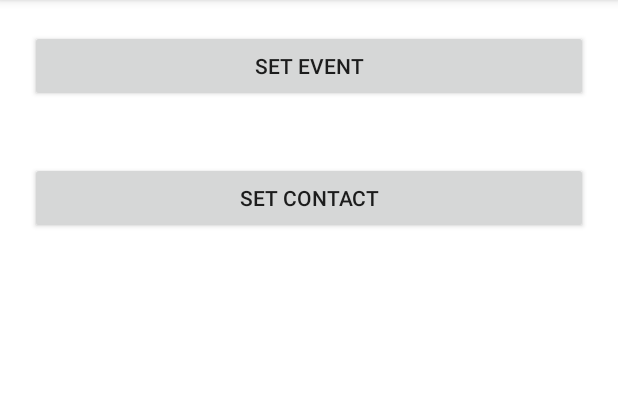
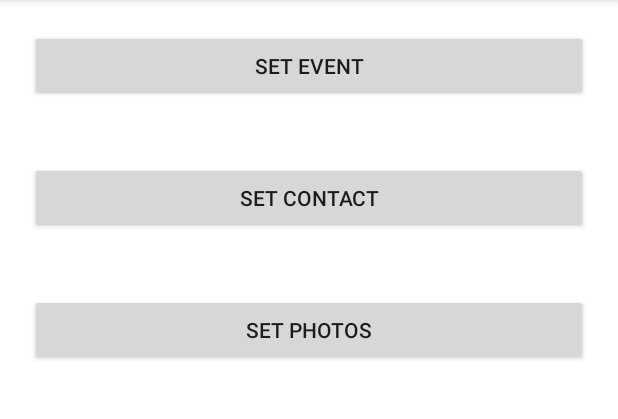
Before and after one commit to maria-serafim-dev/app-recursos-nativos-bootcamp, an Android app: the screen it shows after launch (MainActivity), on a phone screen of 412 x 824 dp, the part 84-503 px from its top. Run offline under Robolectric (Android 15) with nearby library versions, the phone set to English and light mode, and no system bars.

Commit message:
Módulo : "Recursos de biblioteca de fotos"

```diff
--- a/app/src/main/AndroidManifest.xml
+++ b/app/src/main/AndroidManifest.xml
@@ -3,6 +3,7 @@
     package="com.example.recursosnativosbootcamp">
 
     <uses-permission android:name="android.permission.READ_CONTACTS" />
+    <uses-permission android:name="android.permission.READ_EXTERNAL_STORAGE"/>
 
     <application
         android:allowBackup="true"
@@ -11,6 +12,9 @@
         android:roundIcon="@mipmap/ic_launcher_round"
         android:supportsRtl="true"
         android:theme="@style/Theme.RecursosNativosBootcamp">
+        <activity
+            android:name=".PhotoActivity"
+            android:exported="false" />
         <activity
             android:name=".MainActivity"
             android:exported="true">
--- a/app/src/main/java/com/example/recursosnativosbootcamp/MainActivity.kt
+++ b/app/src/main/java/com/example/recursosnativosbootcamp/MainActivity.kt
@@ -17,6 +17,7 @@ class MainActivity : AppCompatActivity() {
 
         onClickListenerCalendar()
         onClickListenerPhoneNumber()
+        onClickListenerPhotos()
     }
 
     private fun onClickListenerCalendar() {
@@ -36,11 +37,17 @@ class MainActivity : AppCompatActivity() {
         }
     }
 
-
     private fun onClickListenerPhoneNumber() {
         binding.setContact.setOnClickListener {
             val intent = Intent(this, ContactsActivity::class.java)
             startActivity(intent)
         }
     }
+
+    private fun onClickListenerPhotos() {
+        binding.setPhoto.setOnClickListener {
+            val intent = Intent(this, PhotoActivity::class.java)
+            startActivity(intent)
+        }
+    }
 }
--- /dev/null
+++ b/app/src/main/res/drawable-v24/ic_image.xml
@@ -0,0 +1,5 @@
+<vector android:height="24dp" android:tint="#0477BD"
+    android:viewportHeight="24" android:viewportWidth="24"
+    android:width="24dp" xmlns:android="http://schemas.android.com/apk/res/android">
+    <path android:fillColor="@android:color/white" android:pathData="M21,19V5c0,-1.1 -0.9,-2 -2,-2H5c-1.1,0 -2,0.9 -2,2v14c0,1.1 0.9,2 2,2h14c1.1,0 2,-0.9 2,-2zM8.5,13.5l2.5,3.01L14.5,12l4.5,6H5l3.5,-4.5z"/>
+</vector>
--- a/app/src/main/res/layout/activity_main.xml
+++ b/app/src/main/res/layout/activity_main.xml
@@ -23,5 +23,12 @@
         android:layout_margin="20dp"
         android:padding="10dp"/>
 
+    <androidx.appcompat.widget.AppCompatButton
+        android:id="@+id/setPhoto"
+        android:layout_width="match_parent"
+        android:layout_height="wrap_content"
+        android:text="@string/btn_set_fotos"
+        android:layout_margin="20dp"
+        android:padding="10dp"/>
 
 </LinearLayout>
--- a/app/src/main/res/values/strings.xml
+++ b/app/src/main/res/values/strings.xml
@@ -2,4 +2,7 @@
     <string name="app_name">RecursosNativosBootcamp</string>
     <string name="btn_set_event">Set Event</string>
     <string name="btn_set_contact">Set Contact</string>
+    <string name="btn_set_fotos">Set Photos</string>
+    <string name="txt_selected_image">Imagem a ser selecionada pelo usuário</string>
+    <string name="text_image_selected">Selecione uma imagem</string>
 </resources>
```
Also changed, not shown: app/src/main/java/com/example/recursosnativosbootcamp/PhotoActivity.kt (added, +75 -0 lines), app/src/main/res/layout/activity_photo.xml (added, +26 -0 lines).
